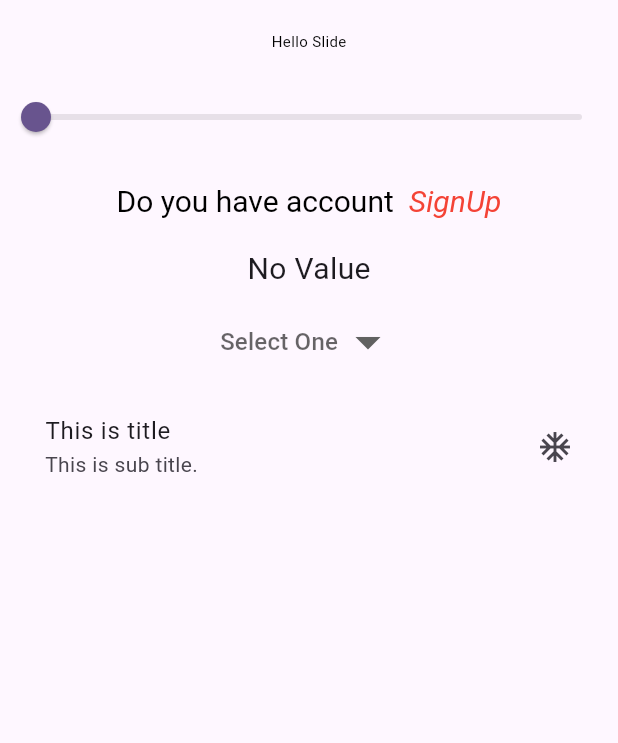
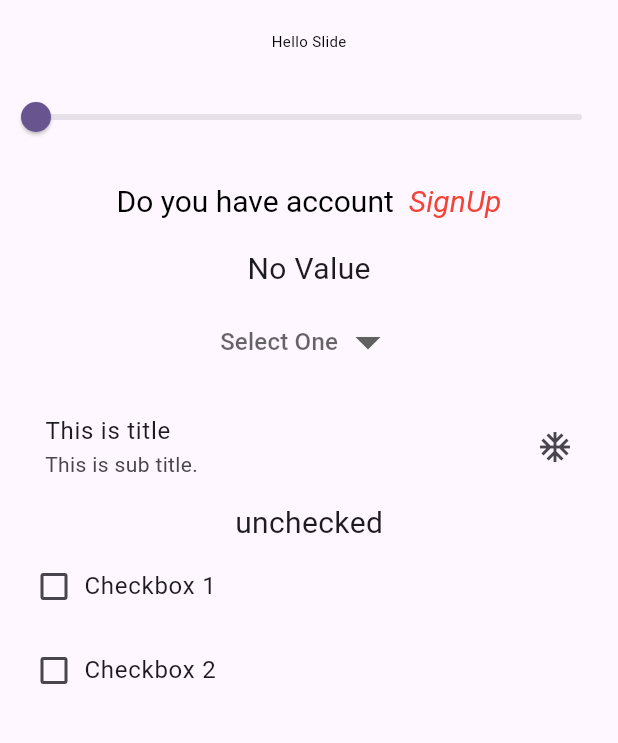
Before and after one commit to EusufUddin8926/flutter-slider, a Flutter app: the screen it shows after launch, on a phone screen of 412 x 824 dp, the part 84-827 px from its top. Run offline on Flutter 3.47's test engine with Material 2 defaults, Android fonts, the phone set to English and light mode, and no system bars.

Commit message:
checkbox add

```diff
--- a/lib/main.dart
+++ b/lib/main.dart
@@ -33,6 +33,7 @@ class MyHomePage extends StatefulWidget {
 class _MyHomePageState extends State<MyHomePage> {
   var _value = 10.0;
   var _dropDownValue;
+  var _isChecked = false;
 
   @override
   Widget build(BuildContext context) {
@@ -103,12 +104,12 @@ class _MyHomePageState extends State<MyHomePage> {
           SizedBox(
             height: 20,
           ),
-          Text(_dropDownValue==null ? "No Value": _dropDownValue, style: TextStyle(fontSize: 20)),
+          Text(_dropDownValue == null ? "No Value" : _dropDownValue,
+              style: TextStyle(fontSize: 20)),
           DropdownButton(
             items: [
               DropdownMenuItem(
-                  child:
-                      Text("One", style: TextStyle(color: Colors.black)),
+                  child: Text("One", style: TextStyle(color: Colors.black)),
                   value: "One"),
               DropdownMenuItem(
                 child: Text("Two", style: TextStyle(color: Colors.black)),
@@ -123,8 +124,8 @@ class _MyHomePageState extends State<MyHomePage> {
               height: 1.0,
               decoration: const BoxDecoration(
                   border: Border(
-                      bottom: BorderSide(
-                          color: Colors.transparent, width: 0.0))),
+                      bottom:
+                          BorderSide(color: Colors.transparent, width: 0.0))),
             ),
             hint: Text("Select One"),
             padding: EdgeInsets.only(left: 30, right: 30, top: 10),
@@ -153,9 +154,37 @@ class _MyHomePageState extends State<MyHomePage> {
               subtitle: Text("This is sub title."),
               trailing: Icon(Icons.ac_unit),
             ),
-          )
-
-
+          ),
+          Text(
+            _isChecked == false ? "unchecked" : "Checked",
+            style: TextStyle(fontSize: 20),
+          ),
+          ListTileTheme(
+            horizontalTitleGap: 0,
+            child: CheckboxListTile(
+              title: Text("Checkbox 1"),
+              controlAffinity: ListTileControlAffinity.leading,
+              value: _isChecked,
+              onChanged: (value) {
+                setState(() {
+                  _isChecked = value!;
+                });
+              },
+            ),
+          ),
+          ListTileTheme(
+            horizontalTitleGap: 0,
+            child: CheckboxListTile(
+              title: Text("Checkbox 2"),
+              controlAffinity: ListTileControlAffinity.leading,
+              value: _isChecked,
+              onChanged: (value) {
+                setState(() {
+                  _isChecked = value!;
+                });
+              },
+            ),
+          ),
         ],
       ),
     );
```
